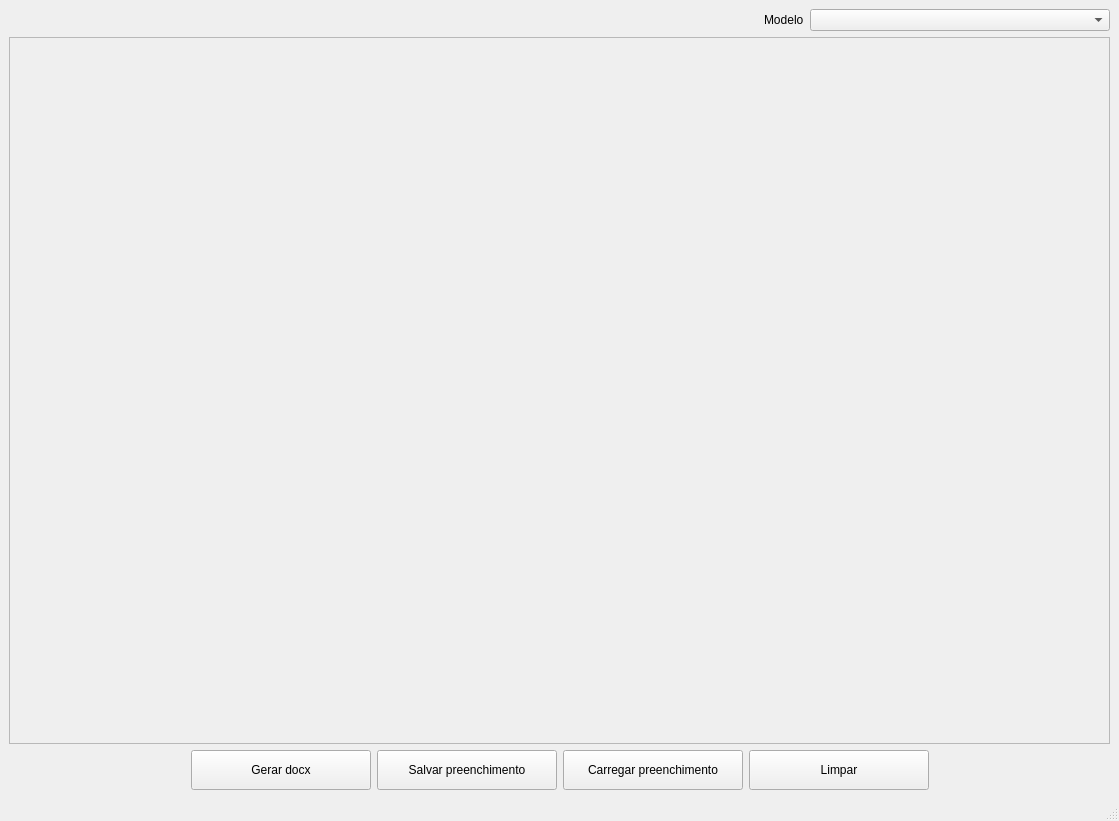
The window that gui_app/main_window/main_window.ui (renatormc/dev_laudo_sinfweb) describes before a commit, drawn with Qt 5.
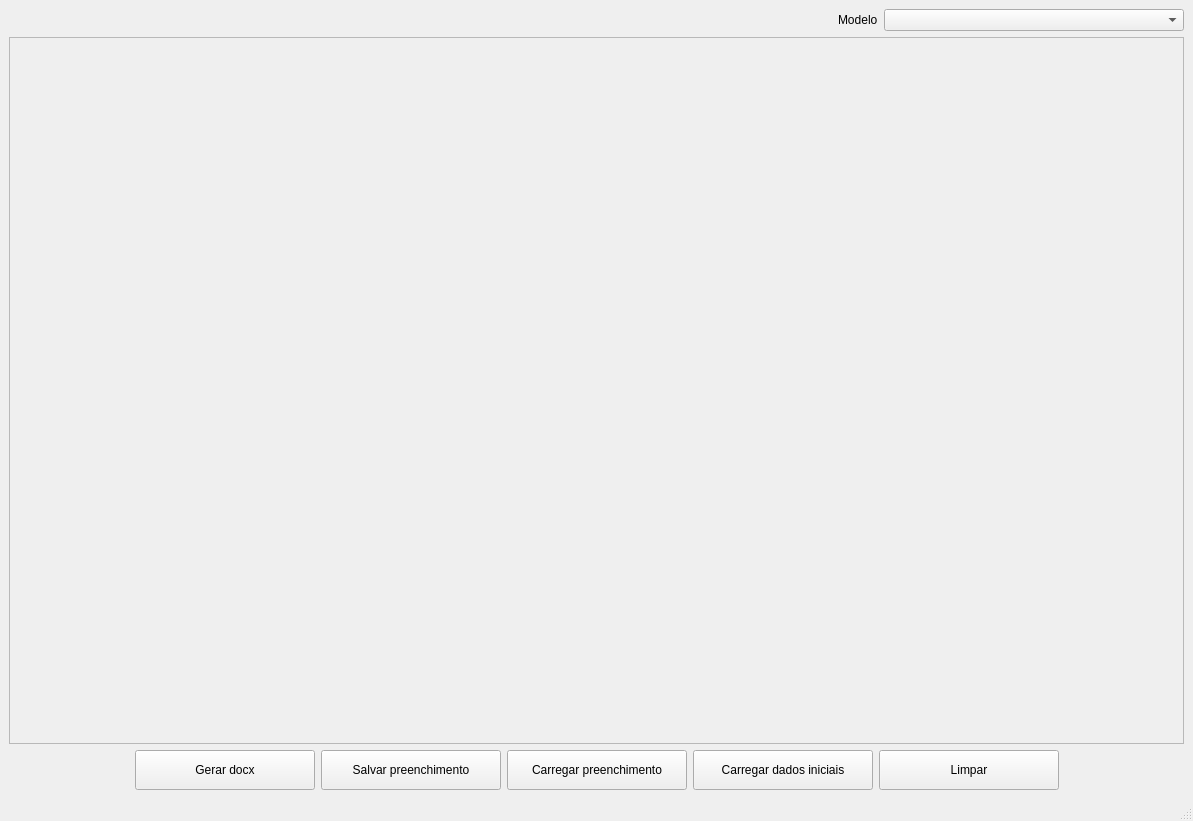
The same window after the commit.

Commit message: Feature initial data

What changed in the file:
```diff
--- a/gui_app/main_window/main_window.ui
+++ b/gui_app/main_window/main_window.ui
@@ -6,7 +6,7 @@
    <rect>
     <x>0</x>
     <y>0</y>
-    <width>1119</width>
+    <width>1193</width>
     <height>821</height>
    </rect>
   </property>
@@ -59,7 +59,7 @@
         <rect>
          <x>0</x>
          <y>0</y>
-         <width>1099</width>
+         <width>1173</width>
          <height>676</height>
         </rect>
        </property>
@@ -120,6 +120,19 @@
         </property>
        </widget>
       </item>
+      <item>
+       <widget class="QPushButton" name="btn_initial_data">
+        <property name="minimumSize">
+         <size>
+          <width>180</width>
+          <height>40</height>
+         </size>
+        </property>
+        <property name="text">
+         <string>Carregar dados iniciais</string>
+        </property>
+       </widget>
+      </item>
       <item>
        <widget class="QPushButton" name="btn_clear">
         <property name="minimumSize">
```
Left out of the diff: 2 changed lines with no effect on the pictures. The commit also changes 12 other files.
